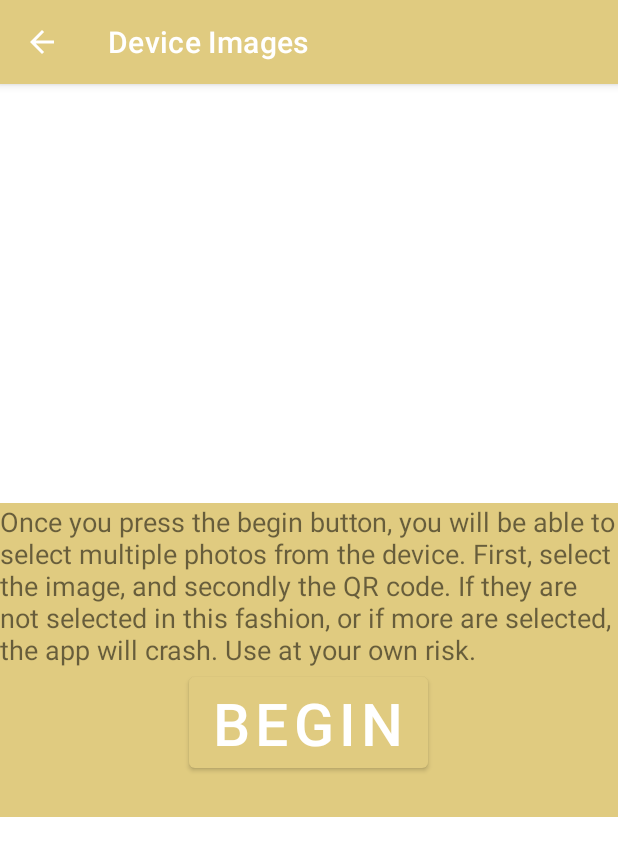
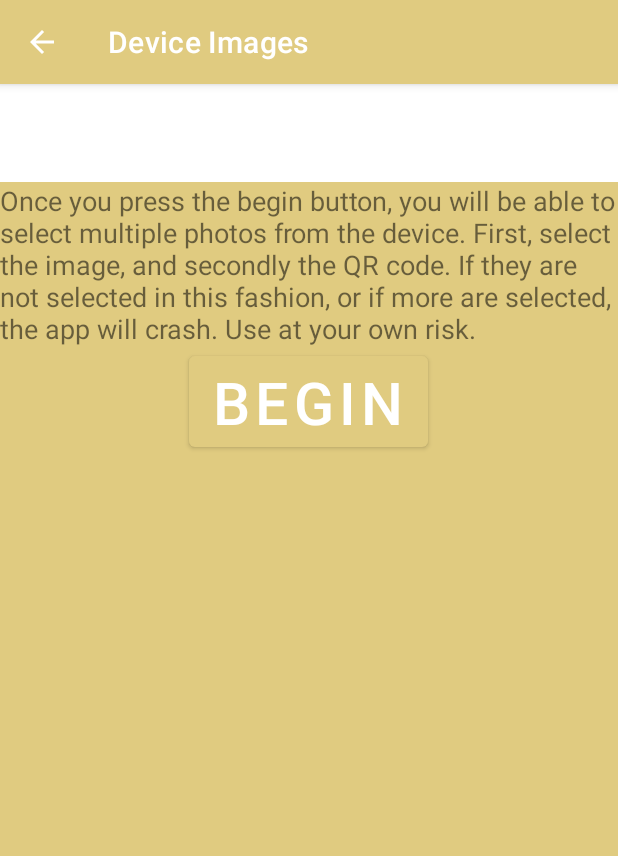
Before and after one commit to kylehustek/stegosaur, an Android app: the screen it shows after launch (EncodeImage), after a tap on "ENCODE IMAGE", on a phone screen of 412 x 824 dp. Shown: the top 856 px of the screen. Run offline under Robolectric (Android 15) with nearby library versions, the phone set to English and light mode, and no system bars; our stand-ins replace sdp/ssp sizes.

Commit message:
It WORKS

```diff
--- a/app/src/main/AndroidManifest.xml
+++ b/app/src/main/AndroidManifest.xml
@@ -13,7 +13,8 @@
         android:theme="@style/Theme.Stegosaur">
         <activity android:name=".QRGen"></activity>
         <activity android:name=".EncodeImage"></activity>
-        <activity android:name=".MainActivity">
+        <activity android:name=".DecodeImage"></activity>
+                <activity android:name=".MainActivity">
             <intent-filter>
                 <action android:name="android.intent.action.MAIN" />
                 <category android:name="android.intent.category.LAUNCHER" />
--- a/app/src/main/java/com/example/stegosaur/MainActivity.kt
+++ b/app/src/main/java/com/example/stegosaur/MainActivity.kt
@@ -44,14 +44,10 @@ class MainActivity : AppCompatActivity() {
         }
 
         val beginDecode: Button = findViewById(R.id.begin_decode)
-        beginDecode.setOnClickListener{decodeImage() }
+        beginDecode.setOnClickListener {
+            val intent = Intent(this, DecodeImage::class.java)
+            startActivity(intent)
+        }
+    }
 
     }
-
-
-    private fun decodeImage() {
-        Toast.makeText(this, "Implement Decode", Toast.LENGTH_SHORT).show()
-    }
-
-
-}
--- a/app/src/main/java/com/example/stegosaur/Steganography.java
+++ b/app/src/main/java/com/example/stegosaur/Steganography.java
@@ -75,6 +75,7 @@ public class Steganography {
         // Check if the qr pixel is black or white, otherwise throw error
         // Append a 1 or 0 to the new pixel, depending on the qr code pixel value
         String newPixelRedBits = blackOrWhiteMerge(ogRedBits, qrRedBits);
+//        System.err.println(newPixelRedBits);
         String newPixelBlueBits = blackOrWhiteMerge(ogBlueBits, qrRedBits);
         String newPixelGreenBits = blackOrWhiteMerge(ogGreenBits, qrRedBits);
         // Convert pixel binary values to int
--- a/app/src/main/res/layout/encode_image_activity.xml
+++ b/app/src/main/res/layout/encode_image_activity.xml
@@ -1,14 +1,17 @@
 <?xml version="1.0" encoding="utf-8"?>
-<LinearLayout xmlns:app="http://schemas.android.com/apk/res-auto"
+<TableLayout xmlns:app="http://schemas.android.com/apk/res-auto"
     android:background="?attr/colorPrimary"
     xmlns:android="http://schemas.android.com/apk/res/android"
     xmlns:tools="http://schemas.android.com/tools"
     android:layout_width="match_parent"
-    android:layout_height="wrap_content"
-    android:orientation="vertical"
-    android:layout_gravity="center_vertical"
+    android:layout_height="match_parent"
+    android:stretchColumns="*"
+    android:layout_marginTop="@dimen/_50sdp"
     tools:context=".EncodeImage" >
 
+
+
+    <TableRow>
     <TextView
         android:layout_width="wrap_content"
         android:layout_height="wrap_content"
@@ -16,7 +19,8 @@
         android:textSize="@dimen/_14sdp"
         android:shadowColor="@color/white"
         />
-
+    </TableRow>
+    <TableRow>
     <Button
         android:layout_width="wrap_content"
         android:layout_height="wrap_content"
@@ -27,16 +31,22 @@
         />
 
 
-"
+    </TableRow>
 
+    <TableRow android:padding="@dimen/_5sdp">
 
-<ImageView xmlns:android="http://schemas.android.com/apk/res/android"
-    android:id="@+id/selected_image"
-    android:layout_height="wrap_content"
-    android:layout_width="match_parent"
-    android:layout_gravity="center"
-    android:padding="@dimen/_10sdp"
-    />
+        <ImageView
+            android:id="@+id/selected_image1"
+            android:layout_width="wrap_content"
+            android:layout_height="wrap_content"/>
+
+        <ImageView
+            android:id="@+id/selected_image2"
+            android:layout_width="wrap_content"
+            android:layout_height="wrap_content"
+            />
+
+    </TableRow>
 
 
 
@@ -45,4 +55,5 @@
 
 
 
-</LinearLayout>
+
+</TableLayout>
```
Also changed, not shown: app/src/main/java/com/example/stegosaur/DecodeImage.kt (added, +73 -0 lines), app/src/main/java/com/example/stegosaur/EncodeImage.kt (+10 -6 lines), app/src/main/res/layout/decode_image.xml (added, +36 -0 lines).
